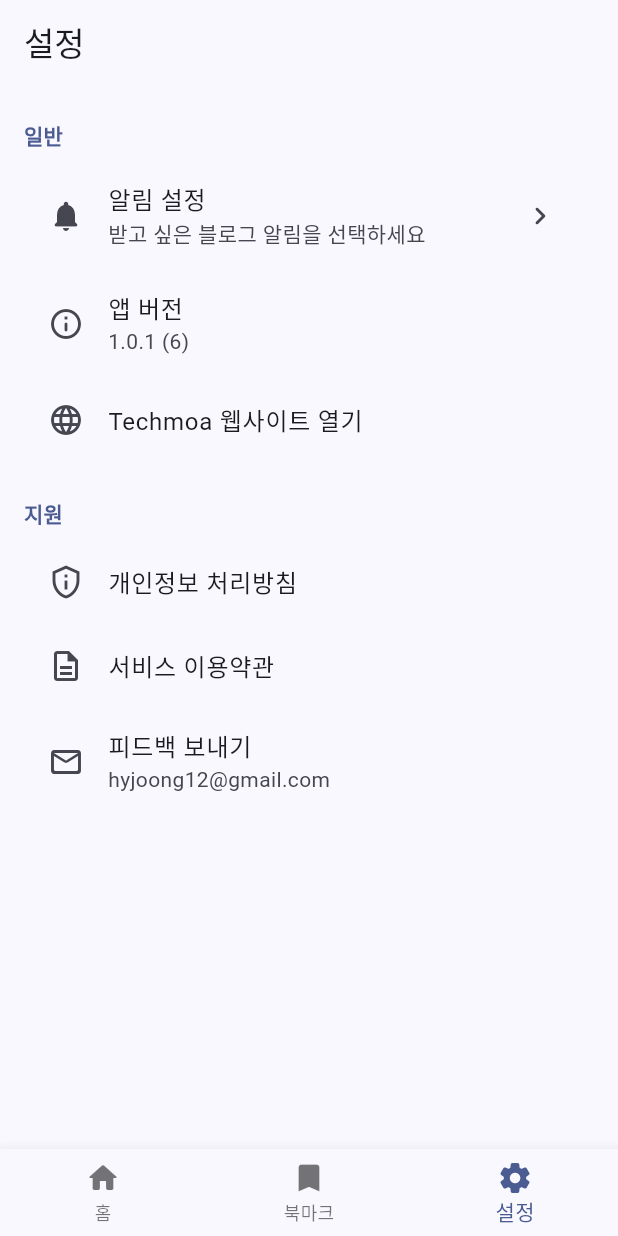
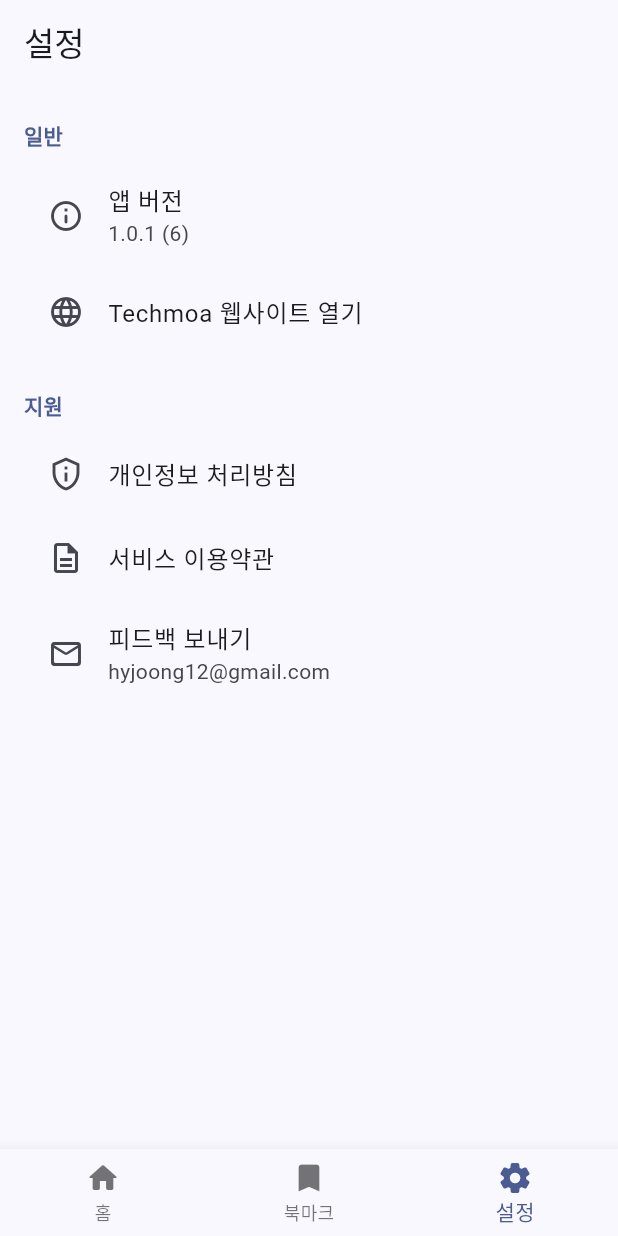
Before and after one commit to hyjoong/techmoa-app, a Flutter app: the screen it shows after launch, item 3 of the bottom bar chosen, on a phone screen of 412 x 824 dp. Run offline on Flutter 3.47's test engine with Material 3 defaults, Android fonts, the phone set to English and light mode, and no system bars; our stand-ins replace connectivity_plus, firebase_core, firebase_messaging, flutter_local_notifications, package_info_plus, share_plus and 2 more; missing offline and left inert: flutter_inappwebview; accounts and stored records are empty; generated files the repository leaves out were written again.

Commit message:
feat: 알림 설정 영역 ios 디바이스에서만 렌더링

```diff
--- a/lib/main.dart
+++ b/lib/main.dart
@@ -1,3 +1,5 @@
+import 'dart:io';
+
 import 'package:firebase_core/firebase_core.dart';
 import 'package:flutter/material.dart';
 import 'package:flutter/services.dart';
@@ -166,11 +168,11 @@ class _SettingsContentState extends State<_SettingsContent> {
 
   @override
   Widget build(BuildContext context) {
-    final theme = Theme.of(context);
     return ListView(
       padding: const EdgeInsets.symmetric(horizontal: 16, vertical: 24),
       children: [
         const _SectionHeader(title: '일반'),
+        if (Platform.isIOS) ...[
           ListTile(
             leading: const Icon(Icons.notifications_rounded),
             title: const Text('알림 설정'),
@@ -184,6 +186,7 @@ class _SettingsContentState extends State<_SettingsContent> {
               );
             },
           ),
+        ],
         ListTile(
           leading: const Icon(Icons.info_outline_rounded),
           title: const Text('앱 버전'),
```
Lines whose indentation alone changed are shown as unchanged.
